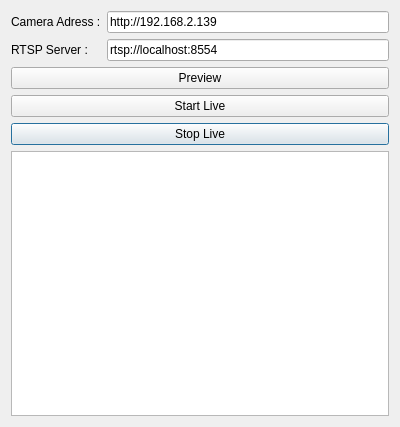
Qt form ui.ui (SaiZyca/insta360) before a commit.
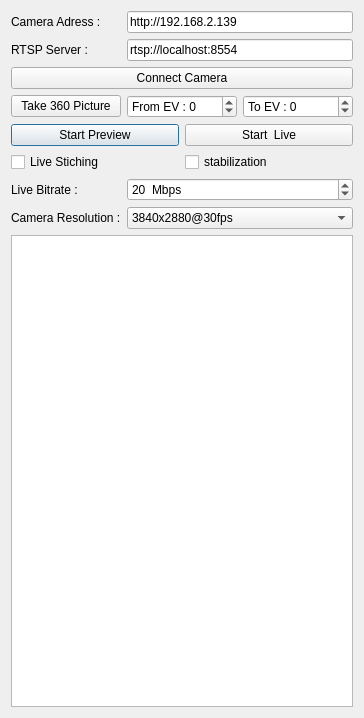
The same form after that commit.

Commit message: fixing connect camera problem...

Patch:
```diff
--- a/ui.ui
+++ b/ui.ui
@@ -6,68 +6,78 @@
    <rect>
     <x>0</x>
     <y>0</y>
-    <width>400</width>
-    <height>427</height>
+    <width>364</width>
+    <height>718</height>
    </rect>
   </property>
   <property name="windowTitle">
    <string>Dialog</string>
   </property>
-  <layout class="QVBoxLayout" name="verticalLayout_2">
-   <item>
-    <layout class="QGridLayout" name="gridLayout">
-     <item row="0" column="1">
-      <widget class="QLineEdit" name="camera_ip">
-       <property name="text">
-        <string>http://192.168.2.139</string>
-       </property>
-      </widget>
-     </item>
-     <item row="4" column="0" colspan="2">
-      <widget class="QPushButton" name="stop_live">
-       <property name="text">
-        <string>Stop Live</string>
-       </property>
-      </widget>
-     </item>
-     <item row="1" column="1">
-      <widget class="QLineEdit" name="rtsp_server">
-       <property name="text">
-        <string>rtsp://localhost:8554</string>
-       </property>
-      </widget>
-     </item>
-     <item row="1" column="0">
-      <widget class="QLabel" name="label_2">
-       <property name="text">
-        <string>RTSP Server :</string>
-       </property>
-      </widget>
-     </item>
-     <item row="3" column="0" colspan="2">
-      <widget class="QPushButton" name="start_live">
-       <property name="text">
-        <string>Start Live</string>
-       </property>
-      </widget>
-     </item>
-     <item row="0" column="0">
-      <widget class="QLabel" name="label">
-       <property name="text">
-        <string>Camera Adress :</string>
-       </property>
-      </widget>
-     </item>
-     <item row="5" column="0" colspan="2">
-      <widget class="QTextEdit" name="response"/>
-     </item>
-     <item row="2" column="0" colspan="2">
-      <widget class="QPushButton" name="preview">
+  <property name="styleSheet">
+   <string notr="true"/>
+  </property>
+  <layout class="QGridLayout" name="gridLayout">
+   <item row="9" column="0">
+    <widget class="QLabel" name="label_4">
+     <property name="text">
+      <string>Live Bitrate :</string>
+     </property>
+    </widget>
+   </item>
+   <item row="11" column="0" colspan="3">
+    <widget class="QTextEdit" name="log"/>
+   </item>
+   <item row="2" column="0">
+    <widget class="QLabel" name="label_2">
+     <property name="text">
+      <string>RTSP Server :</string>
+     </property>
+    </widget>
+   </item>
+   <item row="4" column="2">
+    <widget class="QSpinBox" name="to_ev">
+     <property name="prefix">
+      <string>To EV : </string>
+     </property>
+     <property name="minimum">
+      <number>-7</number>
+     </property>
+     <property name="maximum">
+      <number>7</number>
+     </property>
+    </widget>
+   </item>
+   <item row="9" column="1" colspan="2">
+    <widget class="QSpinBox" name="bitrate">
+     <property name="toolTip">
+      <string>1~120Mbps</string>
+     </property>
+     <property name="suffix">
+      <string>  Mbps</string>
+     </property>
+     <property name="prefix">
+      <string/>
+     </property>
+     <property name="minimum">
+      <number>1</number>
+     </property>
+     <property name="maximum">
+      <number>120</number>
+     </property>
+     <property name="value">
+      <number>20</number>
+     </property>
+    </widget>
+   </item>
+   <item row="5" column="0" colspan="3">
+    <layout class="QHBoxLayout" name="Layout_stream">
+     <item>
+      <widget class="QPushButton" name="start_preview">
        <property name="toolTip">
         <string/>
        </property>
        <property name="text">
-        <string>Preview</string>
+        <string>Start Preview</string>
        </property>
        <property name="checkable">
         <bool>true</bool>
@@ -77,6 +87,149 @@
        </property>
        <property name="autoExclusive">
         <bool>false</bool>
+       </property>
+      </widget>
+     </item>
+     <item>
+      <widget class="QPushButton" name="start_live">
+       <property name="text">
+        <string>Start  Live</string>
+       </property>
+       <property name="checkable">
+        <bool>true</bool>
+       </property>
+       <property name="checked">
+        <bool>false</bool>
+       </property>
+       <property name="flat">
+        <bool>false</bool>
+       </property>
+      </widget>
+     </item>
+    </layout>
+   </item>
+   <item row="4" column="1">
+    <widget class="QSpinBox" name="from_ev">
+     <property name="prefix">
+      <string>From EV : </string>
+     </property>
+     <property name="minimum">
+      <number>-7</number>
+     </property>
+     <property name="maximum">
+      <number>7</number>
+     </property>
+    </widget>
+   </item>
+   <item row="2" column="1" colspan="2">
+    <widget class="QLineEdit" name="rtsp_server">
+     <property name="text">
+      <string>rtsp://localhost:8554</string>
+     </property>
+    </widget>
+   </item>
+   <item row="0" column="0">
+    <widget class="QLabel" name="label">
+     <property name="text">
+      <string>Camera Adress :</string>
+     </property>
+    </widget>
+   </item>
+   <item row="10" column="1" colspan="2">
+    <widget class="QComboBox" name="resolution">
+     <property name="editable">
+      <bool>false</bool>
+     </property>
+     <item>
+      <property name="text">
+       <string>3840x2880@30fps</string>
+      </property>
+     </item>
+     <item>
+      <property name="text">
+       <string>3840x2160@60fps</string>
+      </property>
+     </item>
+     <item>
+      <property name="text">
+       <string>3840x2160@30fps</string>
+      </property>
+     </item>
+     <item>
+      <property name="text">
+       <string>3840x1920@60fps</string>
+      </property>
+     </item>
+     <item>
+      <property name="text">
+       <string>3200x2400@30fps</string>
+      </property>
+     </item>
+     <item>
+      <property name="text">
+       <string>1920x1440@30fps</string>
+      </property>
+     </item>
+     <item>
+      <property name="text">
+       <string>1920x1440@120fps</string>
+      </property>
+     </item>
+    </widget>
+   </item>
+   <item row="4" column="0">
+    <widget class="QPushButton" name="take_picture">
+     <property name="text">
+      <string>Take 360 Picture</string>
+     </property>
+    </widget>
+   </item>
+   <item row="10" column="0">
+    <widget class="QLabel" name="label_3">
+     <property name="text">
+      <string>Camera Resolution :</string>
+     </property>
+    </widget>
+   </item>
+   <item row="0" column="1" colspan="2">
+    <widget class="QLineEdit" name="camera_ip">
+     <property name="text">
+      <string>http://192.168.2.139</string>
+     </property>
+    </widget>
+   </item>
+   <item row="3" column="0" colspan="3">
+    <widget class="QPushButton" name="connect_camera">
+     <property name="enabled">
+      <bool>true</bool>
+     </property>
+     <property name="text">
+      <string>Connect Camera</string>
+     </property>
+     <property name="checkable">
+      <bool>true</bool>
+     </property>
+     <property name="checked">
+      <bool>false</bool>
+     </property>
+    </widget>
+   </item>
+   <item row="6" column="0" rowspan="2" colspan="3">
+    <layout class="QHBoxLayout" name="horizontalLayout">
+     <item>
+      <widget class="QCheckBox" name="live_stiching">
+       <property name="toolTip">
+        <string>Live stiching is force 4k resolution</string>
+       </property>
+       <property name="text">
+        <string>Live Stiching</string>
+       </property>
+      </widget>
+     </item>
+     <item>
+      <widget class="QCheckBox" name="stabilization">
+       <property name="text">
+        <string>stabilization</string>
        </property>
       </widget>
      </item>
```
Left out of the diff: 3 changed lines with no effect on the pictures. The commit also changes 5 other files.
